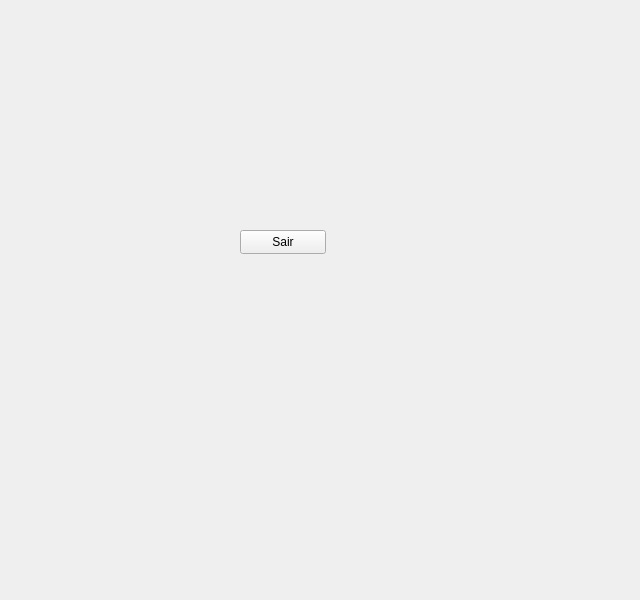
halor-dusk/kis, file mainwindow.ui: the form before one commit.
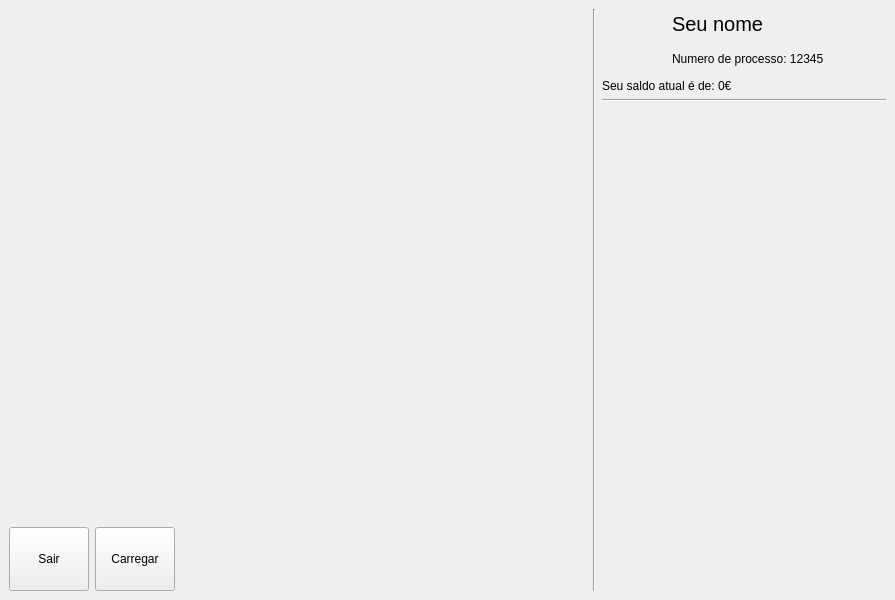
The form after the commit. Icons and pictures are not drawn.

The edit to the form file:
```diff
--- a/mainwindow.ui
+++ b/mainwindow.ui
@@ -6,7 +6,7 @@
    <rect>
     <x>0</x>
     <y>0</y>
-    <width>640</width>
+    <width>895</width>
     <height>600</height>
    </rect>
   </property>
@@ -260,19 +260,179 @@
        </layout>
       </widget>
       <widget class="QWidget" name="home">
-       <widget class="QPushButton" name="pushButton">
-        <property name="geometry">
-         <rect>
-          <x>240</x>
-          <y>230</y>
-          <width>86</width>
-          <height>24</height>
-         </rect>
-        </property>
-        <property name="text">
-         <string>Sair</string>
-        </property>
-       </widget>
+       <layout class="QHBoxLayout" name="horizontalLayout_3" stretch="67,0,33">
+        <item>
+         <layout class="QVBoxLayout" name="verticalLayout_4">
+          <item>
+           <spacer name="verticalSpacer_4">
+            <property name="orientation">
+             <enum>Qt::Orientation::Vertical</enum>
+            </property>
+            <property name="sizeHint" stdset="0">
+             <size>
+              <width>20</width>
+              <height>40</height>
+             </size>
+            </property>
+           </spacer>
+          </item>
+          <item>
+           <layout class="QHBoxLayout" name="horizontalLayout_4">
+            <item>
+             <widget class="QPushButton" name="quit">
+              <property name="minimumSize">
+               <size>
+                <width>64</width>
+                <height>64</height>
+               </size>
+              </property>
+              <property name="text">
+               <string>Sair</string>
+              </property>
+             </widget>
+            </item>
+            <item>
+             <widget class="QPushButton" name="charge">
+              <property name="minimumSize">
+               <size>
+                <width>64</width>
+                <height>64</height>
+               </size>
+              </property>
+              <property name="text">
+               <string>Carregar</string>
+              </property>
+             </widget>
+            </item>
+            <item>
+             <spacer name="horizontalSpacer_3">
+              <property name="orientation">
+               <enum>Qt::Orientation::Horizontal</enum>
+              </property>
+              <property name="sizeHint" stdset="0">
+               <size>
+                <width>40</width>
+                <height>20</height>
+               </size>
+              </property>
+             </spacer>
+            </item>
+           </layout>
+          </item>
+         </layout>
+        </item>
+        <item>
+         <widget class="Line" name="line">
+          <property name="orientation">
+           <enum>Qt::Orientation::Vertical</enum>
+          </property>
+         </widget>
+        </item>
+        <item>
+         <layout class="QVBoxLayout" name="verticalLayout_2">
+          <item>
+           <layout class="QVBoxLayout" name="verticalLayout_5">
+            <item>
+             <layout class="QHBoxLayout" name="horizontalLayout_5">
+              <item>
+               <widget class="QLabel" name="userPicture">
+                <property name="sizePolicy">
+                 <sizepolicy hsizetype="Fixed" vsizetype="Fixed">
+                  <horstretch>0</horstretch>
+                  <verstretch>0</verstretch>
+                 </sizepolicy>
+                </property>
+                <property name="minimumSize">
+                 <size>
+                  <width>64</width>
+                  <height>64</height>
+                 </size>
+                </property>
+                <property name="maximumSize">
+                 <size>
+                  <width>64</width>
+                  <height>64</height>
+                 </size>
+                </property>
+                <property name="font">
+                 <font>
+                  <pointsize>9</pointsize>
+                 </font>
+                </property>
+                <property name="text">
+                 <string/>
+                </property>
+                <property name="pixmap">
+                 <pixmap resource="resources.qrc">:/images/default_pfp.jpg</pixmap>
+                </property>
+                <property name="scaledContents">
+                 <bool>true</bool>
+                </property>
+                <property name="wordWrap">
+                 <bool>true</bool>
+                </property>
+                <property name="openExternalLinks">
+                 <bool>true</bool>
+                </property>
+               </widget>
+              </item>
+              <item>
+               <layout class="QVBoxLayout" name="verticalLayout_6">
+                <item>
+                 <widget class="QLabel" name="userName">
+                  <property name="font">
+                   <font>
+                    <pointsize>15</pointsize>
+                   </font>
+                  </property>
+                  <property name="text">
+                   <string>Seu nome</string>
+                  </property>
+                 </widget>
+                </item>
+                <item>
+                 <widget class="QLabel" name="cardId">
+                  <property name="text">
+                   <string>Numero de processo: 12345</string>
+                  </property>
+                 </widget>
+                </item>
+               </layout>
+              </item>
+             </layout>
+            </item>
+            <item>
+             <widget class="QLabel" name="balance">
+              <property name="text">
+               <string>Seu saldo atual é de: 0€</string>
+              </property>
+             </widget>
+            </item>
+           </layout>
+          </item>
+          <item>
+           <widget class="Line" name="line_2">
+            <property name="orientation">
+             <enum>Qt::Orientation::Horizontal</enum>
+            </property>
+           </widget>
+          </item>
+          <item>
+           <spacer name="verticalSpacer_3">
+            <property name="orientation">
+             <enum>Qt::Orientation::Vertical</enum>
+            </property>
+            <property name="sizeHint" stdset="0">
+             <size>
+              <width>20</width>
+              <height>40</height>
+             </size>
+            </property>
+           </spacer>
+          </item>
+         </layout>
+        </item>
+       </layout>
       </widget>
      </widget>
     </item>
```
Left out of the diff: 4 changed lines with no effect on the pictures.
